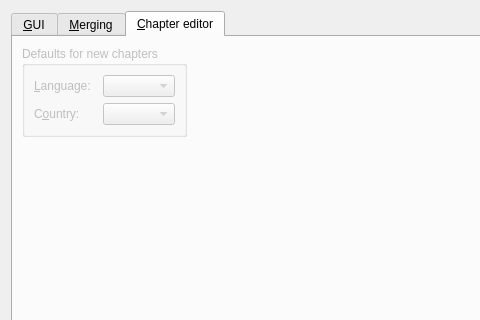
Qt form src/mkvtoolnix-gui/forms/main_window/preferences_dialog.ui (jpsdr/MKVToolnix-Windows-7) before a commit; both pictures show x 0 to 480 and y 0 to 320 of the 900 by 620 pixel window.
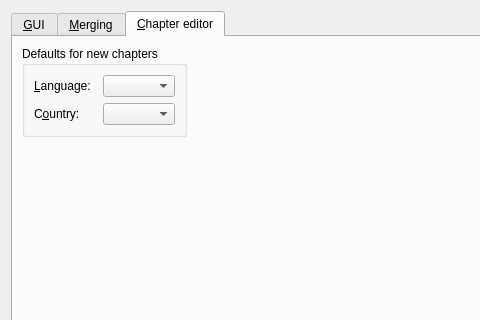
The same form after that commit. The open tabs and pages were chosen to show the change. Icons and pictures are not drawn.

Commit message: GUI: chapter editor: use default language/country from preferences for new entries

The edit to the form file:
```diff
--- a/src/mkvtoolnix-gui/forms/main_window/preferences_dialog.ui
+++ b/src/mkvtoolnix-gui/forms/main_window/preferences_dialog.ui
@@ -644,9 +644,6 @@
         <layout class="QHBoxLayout" name="horizontalLayout_8">
          <item>
           <widget class="QGroupBox" name="groupBox_8">
-           <property name="enabled">
-            <bool>false</bool>
-           </property>
            <property name="title">
             <string>Defaults for new chapters</string>
            </property>
```
The commit also changes 6 other files.
